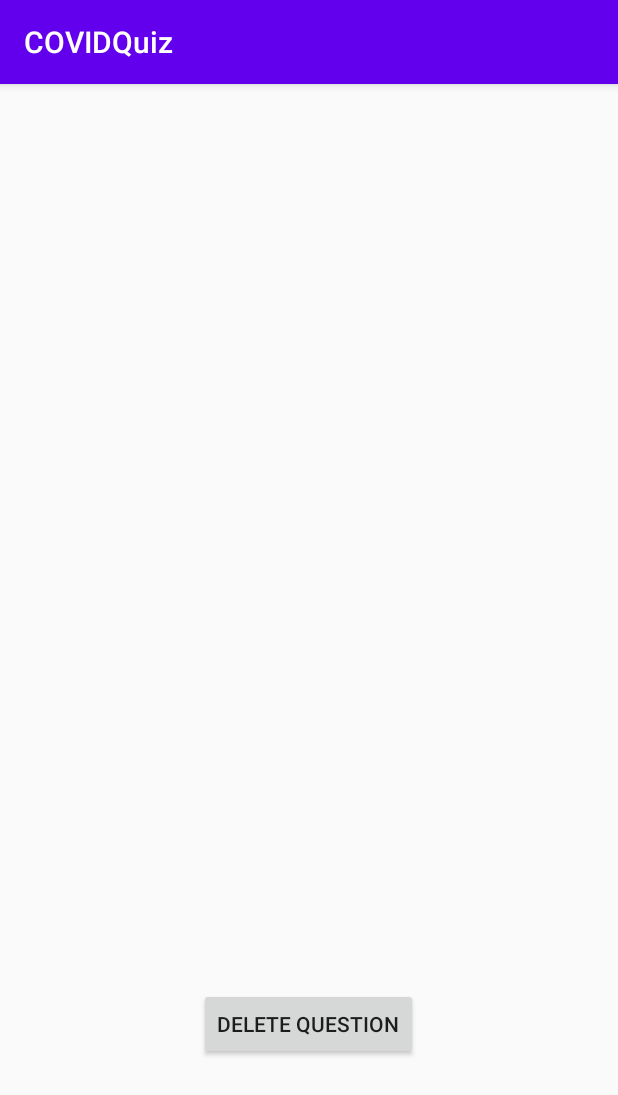
After one commit to jmahajan117/COVIDQuiz, an Android app: the ReadQuestion screen opened directly, with no data from a screen before it, on a phone screen of 412 x 824 dp. The commit adds this screen. Shown: the top 1095 px of the screen. Run offline under Robolectric (Android 15) with nearby library versions, the phone set to English and light mode, and no system bars.

Commit message:
Added UI for Reading a Question

```diff
--- a/app/src/main/AndroidManifest.xml
+++ b/app/src/main/AndroidManifest.xml
@@ -11,7 +11,8 @@
         android:roundIcon="@mipmap/ic_launcher_round"
         android:supportsRtl="true"
         android:theme="@style/AppTheme">
-        <activity android:name=".AddQuestion"></activity>
+        <activity android:name=".ReadQuestion"></activity>
+        <activity android:name=".AddQuestion" />
         <activity android:name=".DeleteUser" />
         <activity android:name=".CreateUser" />
         <activity
--- /dev/null
+++ b/app/src/main/java/com/example/covidquiz/ReadQuestion.java
@@ -0,0 +1,27 @@
+package com.example.covidquiz;
+
+import androidx.appcompat.app.AppCompatActivity;
+
+import android.os.Bundle;
+import android.view.View;
+import android.widget.TextView;
+
+public class ReadQuestion extends AppCompatActivity {
+
+    private String question;
+
+    @Override
+    protected void onCreate(Bundle savedInstanceState) {
+        super.onCreate(savedInstanceState);
+        setContentView(R.layout.activity_read_question);
+        question = getIntent().getStringExtra("Question");
+        TextView textView = ((TextView) findViewById(R.id.questionText));
+        textView.setText(question);
+    }
+
+    public void onDelete(View view) {
+        //TODO: Delete the current question
+    }
+
+
+}
--- a/app/src/main/java/com/example/covidquiz/ui/dashboard/DashboardFragment.java
+++ b/app/src/main/java/com/example/covidquiz/ui/dashboard/DashboardFragment.java
@@ -8,17 +8,13 @@ import android.view.ViewGroup;
 import android.widget.ArrayAdapter;
 import android.widget.Button;
 import android.widget.ListView;
-import android.widget.TextView;
 
 import androidx.annotation.NonNull;
-import androidx.annotation.Nullable;
 import androidx.fragment.app.Fragment;
-import androidx.lifecycle.Observer;
-import androidx.lifecycle.ViewModelProviders;
 
 import com.example.covidquiz.AddQuestion;
-import com.example.covidquiz.Lobby;
 import com.example.covidquiz.R;
+import com.example.covidquiz.ReadQuestion;
 
 import java.sql.Connection;
 import java.sql.DriverManager;
@@ -66,6 +62,12 @@ public class DashboardFragment extends Fragment {
                     android.R.layout.simple_expandable_list_item_1, questions);
             questionList.setAdapter(adapter);
 
+            questionList.setOnItemClickListener((parent, view, position, id) -> {
+                Intent i = new Intent(getActivity(), ReadQuestion.class);
+                i.putExtra("Question", questions.get(position));
+                startActivity(i);
+            });
+
         } catch (Exception e) {
             e.printStackTrace();
         }
--- /dev/null
+++ b/app/src/main/res/layout/activity_read_question.xml
@@ -0,0 +1,33 @@
+<?xml version="1.0" encoding="utf-8"?>
+<androidx.constraintlayout.widget.ConstraintLayout xmlns:android="http://schemas.android.com/apk/res/android"
+    xmlns:app="http://schemas.android.com/apk/res-auto"
+    xmlns:tools="http://schemas.android.com/tools"
+    android:layout_width="match_parent"
+    android:layout_height="match_parent"
+    tools:context=".ReadQuestion">
+
+    <TextView
+        android:id="@+id/questionText"
+        android:layout_width="233dp"
+        android:layout_height="149dp"
+        android:text="TextView"
+        app:layout_constraintBottom_toBottomOf="parent"
+        app:layout_constraintEnd_toEndOf="parent"
+        app:layout_constraintHorizontal_bias="0.498"
+        app:layout_constraintStart_toStartOf="parent"
+        app:layout_constraintTop_toTopOf="parent"
+        app:layout_constraintVertical_bias="0.195" />
+
+    <Button
+        android:id="@+id/buttonDeleteQuestion"
+        android:layout_width="wrap_content"
+        android:layout_height="wrap_content"
+        android:onClick="onDelete"
+        android:text="Delete Question"
+        app:layout_constraintBottom_toBottomOf="parent"
+        app:layout_constraintEnd_toEndOf="parent"
+        app:layout_constraintHorizontal_bias="0.498"
+        app:layout_constraintStart_toStartOf="parent"
+        app:layout_constraintTop_toTopOf="parent"
+        app:layout_constraintVertical_bias="0.837" />
+</androidx.constraintlayout.widget.ConstraintLayout>
```
